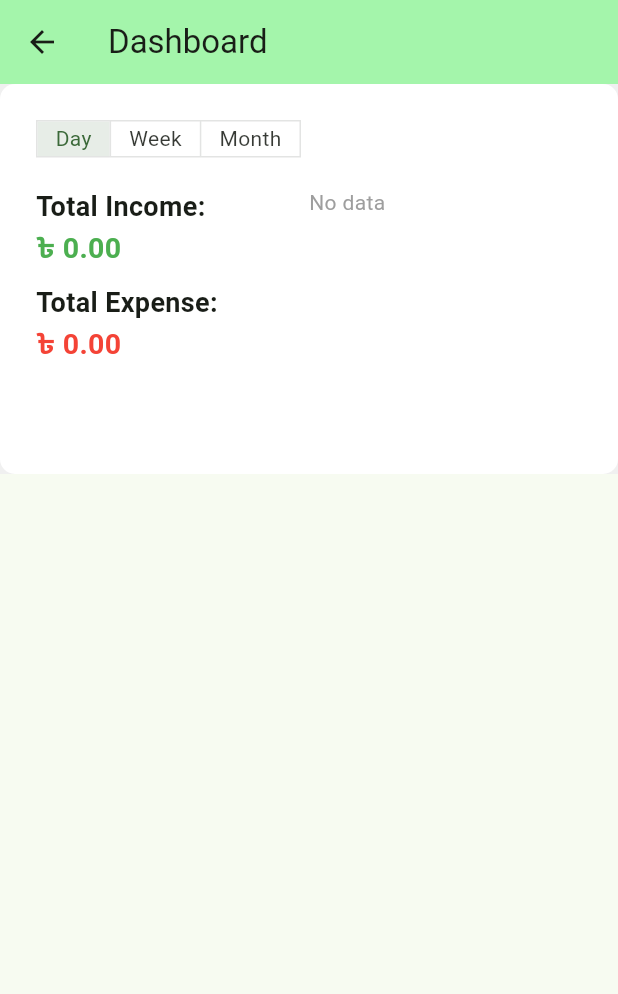
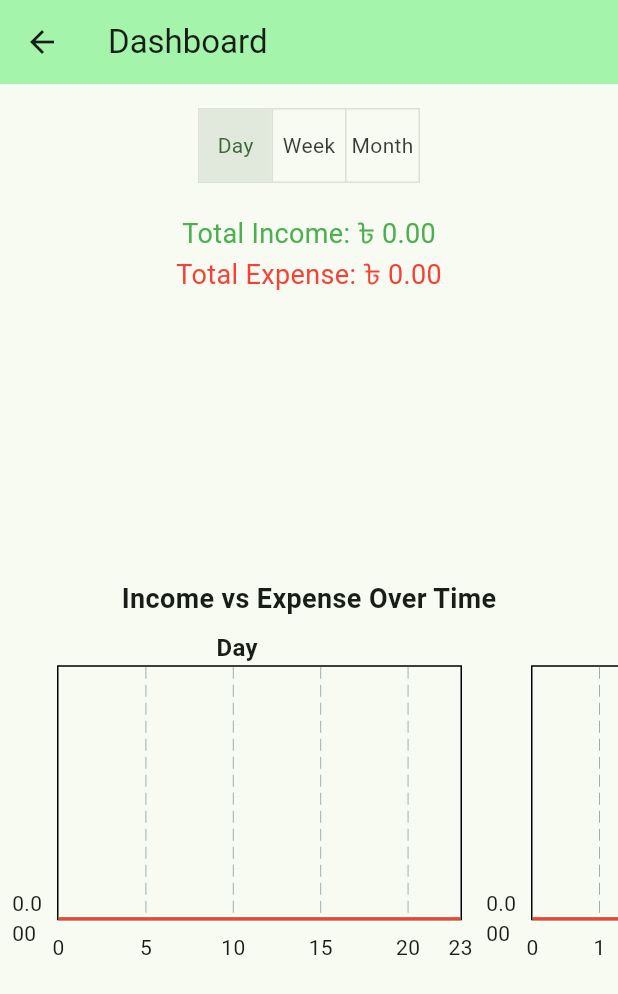
Before and after one commit to Saqlain-mushtaq-alamin/Finura, a Flutter app: the DashboardPage screen opened directly with empty values, on a phone screen of 412 x 824 dp. Shown: the top 994 px of the screen. Run offline on Flutter 3.47's test engine with Material 3 defaults, Android fonts, the phone set to English and light mode, and no system bars; drawn by our look-alikes of fl_chart; our stand-ins replace connectivity_plus, image_picker, package_info_plus, sqflite, table_calendar; accounts and stored records are empty.

Commit message:
mass with dasboard

```diff
--- a/finura_frontend/lib/views/DashboardPage/dashboard.dart
+++ b/finura_frontend/lib/views/DashboardPage/dashboard.dart
@@ -15,74 +15,238 @@ class _DashboardPageState extends State<DashboardPage> {
   String selectedRange = 'day';
   double totalIncome = 0;
   double totalExpense = 0;
+  List<FlSpot> dayIncomeSpots = [];
+  List<FlSpot> dayExpenseSpots = [];
+  List<FlSpot> weekIncomeSpots = [];
+  List<FlSpot> weekExpenseSpots = [];
+  List<FlSpot> monthIncomeSpots = [];
+  List<FlSpot> monthExpenseSpots = [];
 
   @override
   void initState() {
     super.initState();
-    _fetchData(); // Initial fetch for 'day'
+    _fetchData();
   }
 
   Future<void> _fetchData() async {
     final db = await FinuraLocalDbHelper().database;
     final now = DateTime.now();
-    late DateTime startDate;
 
-    if (selectedRange == 'day') {
-      startDate = DateTime(now.year, now.month, now.day);
-    } else if (selectedRange == 'week') {
-      startDate = now.subtract(const Duration(days: 6));
-    } else {
-      startDate = now.subtract(const Duration(days: 29));
-    }
+    DateTime getStartDate(int daysAgo) => now.subtract(Duration(days: daysAgo));
 
-    final start = DateFormat('yyyy-MM-dd').format(startDate);
-    final end = DateFormat('yyyy-MM-dd').format(now);
+    final dateFormat = DateFormat('yyyy-MM-dd');
+    final today = dateFormat.format(now);
+    final startDay = dateFormat.format(getStartDate(1));
+    final startWeek = dateFormat.format(getStartDate(6));
+    final startMonth = dateFormat.format(getStartDate(29));
+
+    final ranges = {'day': startDay, 'week': startWeek, 'month': startMonth};
 
     final incomeResult = await db.rawQuery(
-      '''
-    SELECT SUM(income_amount) as total FROM income_entry
-    WHERE user_id = ? AND date BETWEEN ? AND ?
-  ''',
-      [widget.userId, start, end],
+      'SELECT SUM(income_amount) as total FROM income_entry WHERE user_id = ? AND date BETWEEN ? AND ?',
+      [widget.userId, ranges[selectedRange], today],
     );
 
     final expenseResult = await db.rawQuery(
-      '''
-    SELECT SUM(expense_amount) as total FROM expense_entry
-    WHERE user_id = ? AND date BETWEEN ? AND ?
-  ''',
-      [widget.userId, start, end],
+      'SELECT SUM(expense_amount) as total FROM expense_entry WHERE user_id = ? AND date BETWEEN ? AND ?',
+      [widget.userId, ranges[selectedRange], today],
     );
 
-    // 👇 Ensure state is updated *after* data is retrieved
     setState(() {
-      totalIncome = (incomeResult.first['total'] ?? 0.0) as double;
-      totalExpense = (expenseResult.first['total'] ?? 0.0) as double;
+      totalIncome = ((incomeResult.first['total'] ?? 0) as num).toDouble();
+      totalExpense = ((expenseResult.first['total'] ?? 0) as num).toDouble();
+    });
+
+    await _fetchLineChartData();
+  }
+
+  Future<void> _fetchLineChartData() async {
+    final db = await FinuraLocalDbHelper().database;
+    final now = DateTime.now();
+    final dateFormat = DateFormat('yyyy-MM-dd');
+
+    List<FlSpot> generateSpots(
+      List<Map<String, Object?>> rows,
+      int length,
+      String field,
+    ) {
+      return List.generate(length, (i) {
+        double value =
+            double.tryParse(
+              rows
+                  .firstWhere(
+                    (e) => e['x'] == i.toString(),
+                    orElse: () => {field: 0},
+                  )[field]
+                  .toString(),
+            ) ??
+            0.0;
+        return FlSpot(i.toDouble(), value);
+      });
+    }
+
+    final dayQuery = '''
+      SELECT strftime('%H', date || ' 00:00:00') as x, SUM(income_amount) as income, SUM(expense_amount) as expense
+      FROM (
+        SELECT date, income_amount, 0 as expense_amount FROM income_entry WHERE user_id = ?
+        UNION ALL
+        SELECT date, 0 as income_amount, expense_amount FROM expense_entry WHERE user_id = ?
+      )
+      WHERE date = ?
+      GROUP BY x
+    ''';
+
+    final weekQuery = '''
+      SELECT strftime('%w', date || ' 00:00:00') as x, SUM(income_amount) as income, SUM(expense_amount) as expense
+      FROM (
+        SELECT date, income_amount, 0 as expense_amount FROM income_entry WHERE user_id = ?
+        UNION ALL
+        SELECT date, 0 as income_amount, expense_amount FROM expense_entry WHERE user_id = ?
+      )
+      WHERE date >= ?
+      GROUP BY x
+    ''';
+
+    final monthQuery = '''
+      SELECT ((julianday(date) - julianday(?)) / 7) as x, SUM(income_amount) as income, SUM(expense_amount) as expense
+      FROM (
+        SELECT date, income_amount, 0 as expense_amount FROM income_entry WHERE user_id = ?
+        UNION ALL
+        SELECT date, 0 as income_amount, expense_amount FROM expense_entry WHERE user_id = ?
+      )
+      WHERE date >= ?
+      GROUP BY x
+    ''';
+
+    final todayStr = dateFormat.format(now);
+    final weekStartStr = dateFormat.format(
+      now.subtract(const Duration(days: 6)),
+    );
+    final monthStartStr = dateFormat.format(
+      now.subtract(const Duration(days: 29)),
+    );
+
+    final dayResult = await db.rawQuery(dayQuery, [
+      widget.userId,
+      widget.userId,
+      todayStr,
+    ]);
+    final weekResult = await db.rawQuery(weekQuery, [
+      widget.userId,
+      widget.userId,
+      weekStartStr,
+    ]);
+    final monthResult = await db.rawQuery(monthQuery, [
+      monthStartStr,
+      widget.userId,
+      widget.userId,
+      monthStartStr,
+    ]);
+
+    setState(() {
+      dayIncomeSpots = generateSpots(dayResult, 24, 'income');
+      dayExpenseSpots = generateSpots(dayResult, 24, 'expense');
+      weekIncomeSpots = generateSpots(weekResult, 7, 'income');
+      weekExpenseSpots = generateSpots(weekResult, 7, 'expense');
+      monthIncomeSpots = generateSpots(monthResult, 4, 'income');
+      monthExpenseSpots = generateSpots(monthResult, 4, 'expense');
     });
   }
 
   Widget _buildPieChart() {
     final total = totalIncome + totalExpense;
-    if (total == 0) {
-      return const Text("No data", style: TextStyle(color: Colors.grey));
-    }
+    final incomePercent = total > 0 ? (totalIncome / total) * 100 : 0;
+    final expensePercent = total > 0 ? (totalExpense / total) * 100 : 0;
 
-    return PieChart(
+    return SizedBox(
+      height: 150,
+      width: double.infinity,
+      child: PieChart(
         PieChartData(
           sections: [
             PieChartSectionData(
+              value: incomePercent.toDouble(),
               color: Colors.green,
-            value: totalIncome,
-            title: '${(totalIncome / total * 100).toStringAsFixed(1)}%',
+              title: "${incomePercent.toStringAsFixed(1)}%",
+              radius: 50,
+              titleStyle: const TextStyle(
+                fontSize: 14,
+                fontWeight: FontWeight.bold,
+                color: Colors.white,
+              ),
             ),
             PieChartSectionData(
+              value: expensePercent.toDouble(),
               color: Colors.red,
-            value: totalExpense,
-            title: '${(totalExpense / total * 100).toStringAsFixed(1)}%',
+              title: "${expensePercent.toStringAsFixed(1)}%",
+              radius: 50,
+              titleStyle: const TextStyle(
+                fontSize: 14,
+                fontWeight: FontWeight.bold,
+                color: Colors.white,
+              ),
+            ),
+          ],
+          centerSpaceRadius: 30,
+          sectionsSpace: 2,
+        ),
+      ),
+    );
+  }
+
+  Widget _buildLineChart(
+    List<FlSpot> incomeSpots,
+    List<FlSpot> expenseSpots,
+    String label,
+    int rangeLength,
+  ) {
+    return Padding(
+      padding: const EdgeInsets.all(8.0),
+      child: Column(
+        mainAxisSize: MainAxisSize.min,
+        children: [
+          Text(
+            label,
+            style: const TextStyle(fontSize: 16, fontWeight: FontWeight.bold),
+          ),
+          SizedBox(
+            width: 300,
+            height: 200,
+            child: LineChart(
+              LineChartData(
+                titlesData: FlTitlesData(
+                  bottomTitles: AxisTitles(
+                    sideTitles: SideTitles(showTitles: true, reservedSize: 30),
+                  ),
+                  leftTitles: AxisTitles(
+                    sideTitles: SideTitles(showTitles: true, reservedSize: 30),
+                  ),
+                  rightTitles: AxisTitles(
+                    sideTitles: SideTitles(showTitles: false),
+                  ),
+                  topTitles: AxisTitles(
+                    sideTitles: SideTitles(showTitles: false),
+                  ),
+                ),
+                lineBarsData: [
+                  LineChartBarData(
+                    spots: incomeSpots,
+                    color: Colors.green,
+                    isCurved: true,
+                    dotData: FlDotData(show: false),
+                  ),
+                  LineChartBarData(
+                    spots: expenseSpots,
+                    color: Colors.red,
+                    isCurved: true,
+                    dotData: FlDotData(show: false),
                   ),
                 ],
               ),
-      key: ValueKey('$totalIncome-$totalExpense'), // 👈 forces redraw
+            ),
+          ),
+        ],
+      ),
     );
   }
 
@@ -93,32 +257,12 @@ class _DashboardPageState extends State<DashboardPage> {
         title: const Text('Dashboard'),
         backgroundColor: const Color.fromARGB(255, 164, 245, 171),
       ),
-      body: Container(
-        color: const Color.fromARGB(255, 240, 240, 240),
-
-        child: Container(
-          decoration: BoxDecoration(
-            color: Colors.white,
-            borderRadius: BorderRadius.circular(10),
-          ),
-          child: SizedBox(
-            width: double.infinity,
-            height: 260,
-
-            child: Padding(
-              padding: const EdgeInsets.all(8.0),
-
+      body: SingleChildScrollView(
         child: Column(
+          mainAxisSize: MainAxisSize.min,
           children: [
             const SizedBox(height: 16),
-                  Container(
-                    alignment: Alignment.centerLeft,
-                    margin: const EdgeInsets.only(left: 16),
-                    child: SizedBox(
-                      height: 25,
-                      width: 200,
-
-                      child: ToggleButtons(
+            ToggleButtons(
               isSelected: [
                 selectedRange == 'day',
                 selectedRange == 'week',
@@ -130,86 +274,49 @@ class _DashboardPageState extends State<DashboardPage> {
                   _fetchData();
                 });
               },
-                        children: const [
-                          Padding(
-                            padding: EdgeInsets.symmetric(horizontal: 12),
-                            child: Text("Day"),
+              children: const [Text("Day"), Text("Week"), Text("Month")],
             ),
-                          Padding(
-                            padding: EdgeInsets.symmetric(horizontal: 12),
-                            child: Text("Week"),
+            const SizedBox(height: 20),
+            Text(
+              "Total Income: ৳ ${totalIncome.toStringAsFixed(2)}",
+              style: const TextStyle(color: Colors.green, fontSize: 18),
             ),
-                          Padding(
-                            padding: EdgeInsets.symmetric(horizontal: 12),
-                            child: Text("Month"),
+            Text(
+              "Total Expense: ৳ ${totalExpense.toStringAsFixed(2)}",
+              style: const TextStyle(color: Colors.red, fontSize: 18),
+            ),
+            const SizedBox(height: 20),
+            _buildPieChart(),
+            const SizedBox(height: 20),
+            const Text(
+              "Income vs Expense Over Time",
+              style: TextStyle(fontSize: 18, fontWeight: FontWeight.bold),
+            ),
+            SizedBox(
+              height: 240,
+              child: SingleChildScrollView(
+                scrollDirection: Axis.horizontal,
+                child: Row(
+                  children: [
+                    _buildLineChart(dayIncomeSpots, dayExpenseSpots, "Day", 24),
+                    _buildLineChart(
+                      weekIncomeSpots,
+                      weekExpenseSpots,
+                      "Week",
+                      7,
+                    ),
+                    _buildLineChart(
+                      monthIncomeSpots,
+                      monthExpenseSpots,
+                      "Month",
+                      4,
                     ),
                   ],
                 ),
               ),
             ),
-                  const SizedBox(height: 20),
-                  Padding(
-                    padding: const EdgeInsets.symmetric(horizontal: 16),
-                    child: Row(
-                      crossAxisAlignment: CrossAxisAlignment.start,
-                      children: [
-                        // Income and Expense
-                        Expanded(
-                          child: Column(
-                            crossAxisAlignment: CrossAxisAlignment.start,
-                            children: [
-                              const Text(
-                                "Total Income:",
-                                style: TextStyle(
-                                  fontWeight: FontWeight.bold,
-                                  fontSize: 18,
-                                ),
-                              ),
-                              Text(
-                                "৳ ${totalIncome.toStringAsFixed(2)}",
-                                style: const TextStyle(
-                                  color: Colors.green,
-                                  fontWeight: FontWeight.bold,
-                                  fontSize: 19,
-                                ),
-                              ),
-                              const SizedBox(height: 10),
-                              const Text(
-                                "Total Expense:",
-                                style: TextStyle(
-                                  fontWeight: FontWeight.bold,
-                                  fontSize: 18,
-                                ),
-                              ),
-                              Text(
-                                "৳ ${totalExpense.toStringAsFixed(2)}",
-                                style: const TextStyle(
-                                  fontWeight: FontWeight.bold,
-                                  color: Colors.red,
-                                  fontSize: 19,
-                                ),
-                              ),
           ],
         ),
-                        ),
-
-                        // Pie Chart
-                        Expanded(
-                          flex: 1,
-
-                          child: SizedBox(height: 150, child: _buildPieChart()),
-                        ),
-                      ],
-                    ),
-                  ),
-                ],
-              ),
-            ),
-          ),
-        ),
-
-
-
       ),
     );
   }
```
Lines whose indentation alone changed are shown as unchanged.
